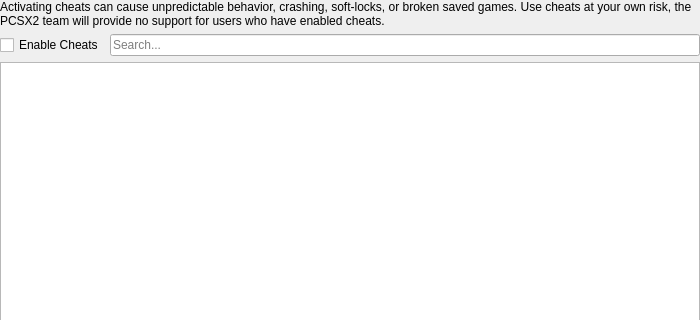
The window that pcsx2-qt/Settings/GameCheatSettingsWidget.ui (PenguinVRLab/PenguinScreen2) describes before a commit, drawn with Qt 5; both pictures show x 0 to 700 and y 0 to 320 of the 700 by 600 pixel window.
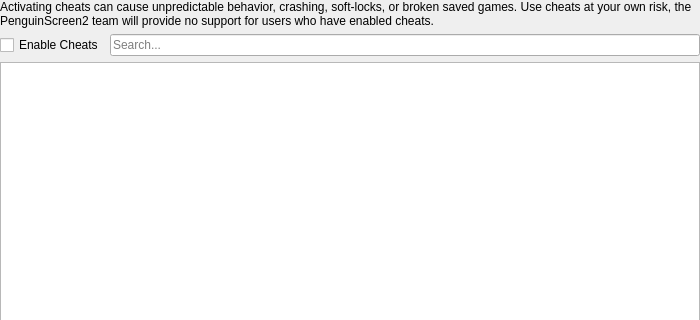
The same window after the commit.

Commit message:
PenguinScreen2 1.0-rc2
The 1.0-rc2 source, in one commit on top of the two import layers below it
(the PCSX2 fork base and the vendored Khronos OpenXR SDK), so that the diff
against them shows what PenguinScreen2 changes in upstream PCSX2.
The release is tag v1.0-rc2.

The edit to the form file:
```diff
--- a/pcsx2-qt/Settings/GameCheatSettingsWidget.ui
+++ b/pcsx2-qt/Settings/GameCheatSettingsWidget.ui
@@ -26,7 +26,7 @@
    <item>
     <widget class="QLabel" name="label">
      <property name="text">
-      <string>Activating cheats can cause unpredictable behavior, crashing, soft-locks, or broken saved games. Use cheats at your own risk, the PCSX2 team will provide no support for users who have enabled cheats.</string>
+      <string>Activating cheats can cause unpredictable behavior, crashing, soft-locks, or broken saved games. Use cheats at your own risk, the PenguinScreen2 team will provide no support for users who have enabled cheats.</string>
      </property>
      <property name="wordWrap">
       <bool>true</bool>
```
The commit also changes 1123 other files.
